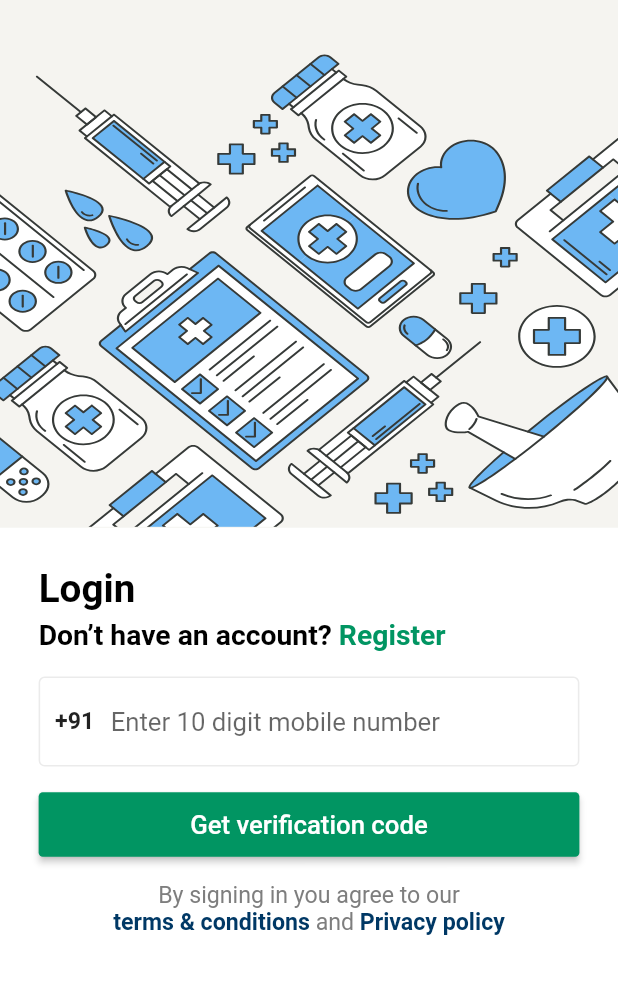
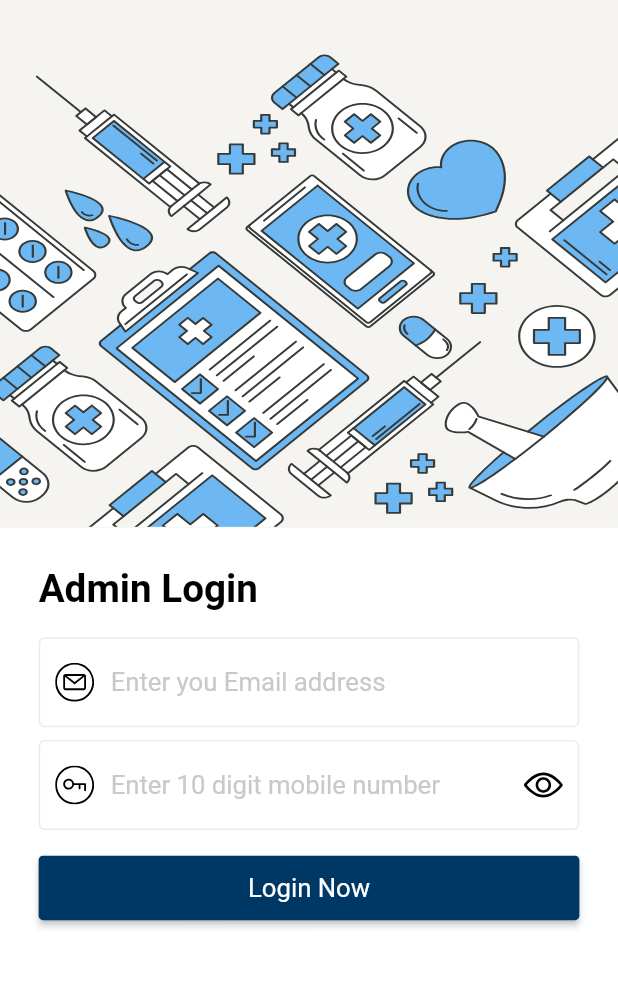
Before and after one commit to DevMeetMunjapara/generic_medicine_admin, a Flutter app: the screen it shows after launch, on a phone screen of 412 x 824 dp, the part 116-1110 px from its top. Run offline on Flutter 3.47's test engine with Material 2 defaults, Android fonts, the light colour scheme and no system bars; our stand-ins replace flutter_screenutil, flutter_svg, internet_connection_checker; Roboto replaces fonts that are missing (DMSans).

Commit message:
Login Page UI/UX

```diff
--- a/lib/CustomWidget/AppComponent.dart
+++ b/lib/CustomWidget/AppComponent.dart
@@ -4,15 +4,13 @@ class AppComponent {
   //colors
   static Color Yellow = Color.fromARGB(255, 245, 244, 240);
   static Color Blue = Color.fromARGB(255, 0, 56, 101);
-
   static Color White = Color.fromARGB(255, 245, 244, 240);
-  static Color NevyBlue = Color.fromARGB(255, 0, 56, 101);
-  static Color Green = Color.fromARGB(255, 1, 149, 98);
-  static Color Orange = Color.fromARGB(255, 234, 132, 35);
-  static Color red = Color.fromARGB(255, 156, 23, 21);
 
   //images
   static String introLogo = "img/introLogo.svg";
   static String logo = "img/logo.svg";
   static String login = "img/login.svg";
+  static String email = "img/email.svg";
+  static String password = "img/password.svg";
+  static String eye = "img/eye.svg";
 }
--- a/lib/CustomWidget/fullButton.dart
+++ b/lib/CustomWidget/fullButton.dart
@@ -37,7 +37,8 @@ class FullButton extends StatelessWidget {
                 )
               : Text(
                   title,
-                  style: TextStyle(fontSize: 20.sp),
+                  style:
+                      TextStyle(fontSize: 20.sp, fontWeight: FontWeight.w400),
                 ),
         ),
       ),
--- a/lib/login.dart
+++ b/lib/login.dart
@@ -68,61 +68,35 @@ class _LoginState extends State<Login> {
                     crossAxisAlignment: CrossAxisAlignment.start,
                     children: [
                       Text(
-                        "Login",
+                        "Admin Login",
                         style: TextStyle(
                             fontSize: 30.h,
                             color: Colors.black,
                             fontWeight: FontWeight.bold),
                       ),
                       SizedBox(
-                        height: 5.h,
-                      ),
-                      Row(
-                        children: [
-                          Text(
-                            "Don’t have an account? ",
-                            style: TextStyle(
-                                fontSize: 22.h,
-                                color: Colors.black,
-                                fontWeight: FontWeight.bold),
-                          ),
-                          InkWell(
-                            onTap: () {},
-                            child: Text(
-                              "Register",
-                              style: TextStyle(
-                                  fontSize: 22.h,
-                                  color: AppComponent.Green,
-                                  fontWeight: FontWeight.bold),
-                            ),
-                          )
-                        ],
-                      ),
-                      SizedBox(
                         height: 20.h,
                       ),
                       Form(
                           key: _form,
-                          child: TextFormField(
+                          child: Column(
+                            children: [
+                              TextFormField(
                                 keyboardType: TextInputType.number,
                                 controller: mobileNumber,
-                            cursorColor: AppComponent.Green,
+                                cursorColor: AppComponent.Blue,
                                 decoration: InputDecoration(
                                     prefixIcon: Container(
-                                  //color: Colors.amber,
                                       width: 10.h,
                                       child: Center(
-                                    child: Text(
-                                      "+91",
-                                      style: TextStyle(
-                                          fontSize: 18.sp,
-                                          fontWeight: FontWeight.bold),
-                                      textAlign: TextAlign.center,
+                                          child: SvgPicture.asset(
+                                              AppComponent.email)),
                                     ),
-                                  ),
-                                ),
-                                hintText: "Enter 10 digit mobile number",
-                                hintStyle: TextStyle(fontSize: 20.sp),
+                                    hintText: "Enter you Email address",
+                                    hintStyle: TextStyle(
+                                        fontSize: 20.sp,
+                                        color:
+                                            Color.fromARGB(255, 201, 201, 201)),
                                     enabledBorder: OutlineInputBorder(
                                         borderRadius: BorderRadius.circular(4),
                                         borderSide: BorderSide(
@@ -130,8 +104,8 @@ class _LoginState extends State<Login> {
                                                 255, 235, 235, 235))),
                                     focusedBorder: OutlineInputBorder(
                                         borderRadius: BorderRadius.circular(4),
-                                    borderSide:
-                                        BorderSide(color: AppComponent.Green))),
+                                        borderSide: BorderSide(
+                                            color: AppComponent.Blue))),
                                 validator: (value) {
                                   if (value == "") {
                                     return "Enter Mobile Number";
@@ -140,13 +114,59 @@ class _LoginState extends State<Login> {
                                     return 'Only 10 digit number valid';
                                   }
                                 },
+                              ),
+                              SizedBox(
+                                height: 10.h,
+                              ),
+                              TextFormField(
+                                keyboardType: TextInputType.number,
+                                controller: mobileNumber,
+                                cursorColor: AppComponent.Blue,
+                                decoration: InputDecoration(
+                                    suffixIcon: Container(
+                                      width: 10.h,
+                                      child: Center(
+                                          child: SvgPicture.asset(
+                                              AppComponent.eye)),
+                                    ),
+                                    prefixIcon: Container(
+                                      width: 10.h,
+                                      child: Center(
+                                          child: SvgPicture.asset(
+                                              AppComponent.password)),
+                                    ),
+                                    hintText: "Enter 10 digit mobile number",
+                                    hintStyle: TextStyle(
+                                        fontSize: 20.sp,
+                                        color:
+                                            Color.fromARGB(255, 201, 201, 201)),
+                                    enabledBorder: OutlineInputBorder(
+                                        borderRadius: BorderRadius.circular(4),
+                                        borderSide: BorderSide(
+                                            color: Color.fromARGB(
+                                                255, 235, 235, 235))),
+                                    focusedBorder: OutlineInputBorder(
+                                        borderRadius: BorderRadius.circular(4),
+                                        borderSide: BorderSide(
+                                            color: AppComponent.Blue))),
+                                validator: (value) {
+                                  if (value == "") {
+                                    return "Enter Mobile Number";
+                                  }
+                                  if (value!.length != 10) {
+                                    return 'Only 10 digit number valid';
+                                  }
+                                },
+                              ),
+                            ],
                           )),
                       SizedBox(
                         height: 20.h,
                       ),
                       FullButton(
-                        title: "Get verification code",
+                        title: "Login Now",
                         loading: loading,
+                        mycolors: AppComponent.Blue,
                         onPressed: () async {
                           bool result =
                               await InternetConnectionChecker().hasConnection;
@@ -155,45 +175,10 @@ class _LoginState extends State<Login> {
                             if (_form.currentState!.validate()) {}
                           }
                         },
-                        mycolors: AppComponent.Green,
                       ),
                       SizedBox(
                         height: 20.h,
                       ),
-                      Align(
-                        alignment: Alignment.center,
-                        child: Text(
-                          "By signing in you agree to our",
-                          style: TextStyle(
-                              fontSize: 18.sp,
-                              color: Color.fromARGB(255, 126, 126, 126)),
-                        ),
-                      ),
-                      Row(
-                        mainAxisAlignment: MainAxisAlignment.center,
-                        children: [
-                          Text(
-                            "terms & conditions ",
-                            style: TextStyle(
-                                fontSize: 18.sp,
-                                color: AppComponent.NevyBlue,
-                                fontWeight: FontWeight.w600),
-                          ),
-                          Text(
-                            "and ",
-                            style: TextStyle(
-                                fontSize: 18.sp,
-                                color: Color.fromARGB(255, 126, 126, 126)),
-                          ),
-                          Text(
-                            "Privacy policy",
-                            style: TextStyle(
-                                fontSize: 18.sp,
-                                color: AppComponent.NevyBlue,
-                                fontWeight: FontWeight.w600),
-                          ),
-                        ],
-                      )
                     ],
                   ),
                 ),
```
Also changed, not shown: img/email.svg (added), img/eye.svg (added), img/password.svg (added). Lines whose indentation alone changed are shown as unchanged.
